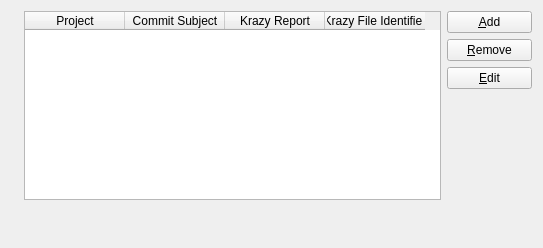
Before: the Qt Designer form applets/kdeobservatory/src/ui/kdeobservatoryconfigprojects.ui in KDE/kdeplasma-addons, drawn with Qt 5.
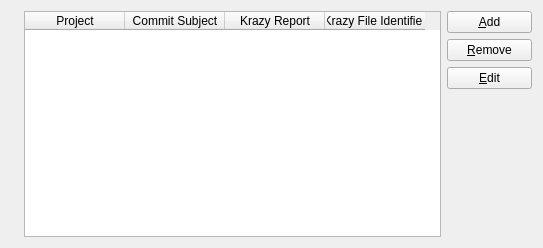
After: the same form once the commit is applied. Custom widgets are drawn as their Qt base class.

Commit message: - Fixing project removal message. - Closing database when ending plasmoid. - Don't collect krazy data for project with empty krazy report. - Fixing max width for krazy report view blocks. - Improving projects configuration page.

Patch:
```diff
--- a/applets/kdeobservatory/src/ui/kdeobservatoryconfigprojects.ui
+++ b/applets/kdeobservatory/src/ui/kdeobservatoryconfigprojects.ui
@@ -73,19 +73,6 @@
          </column>
         </widget>
        </item>
-       <item>
-        <spacer name="spacer2">
-         <property name="orientation">
-          <enum>Qt::Vertical</enum>
-         </property>
-         <property name="sizeHint" stdset="0">
-          <size>
-           <width>20</width>
-           <height>40</height>
-          </size>
-         </property>
-        </spacer>
-       </item>
       </layout>
      </item>
      <item>
```
The commit also changes 4 other files.
